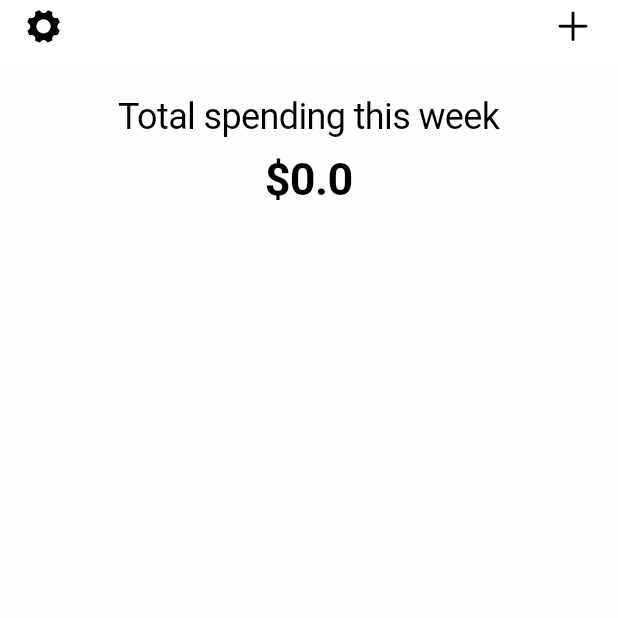
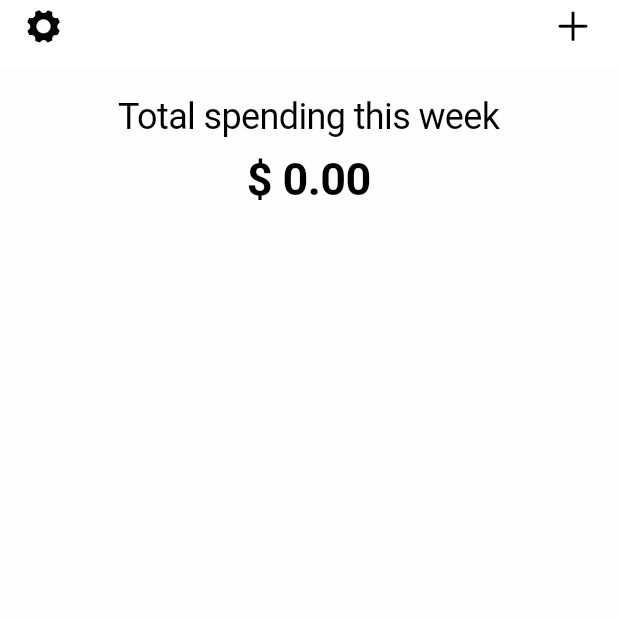
Before and after one commit to Peeravit-Sir/my_spending_app, a Flutter app: the screen it shows after launch, on a phone screen of 412 x 824 dp, the top half of it. Run offline on Flutter 3.47's test engine with Material 2 defaults, Android fonts, the phone set to English and light mode, and no system bars; our stand-ins replace modal_bottom_sheet.

Commit message:
Minor code fix

```diff
--- a/lib/home_page.dart
+++ b/lib/home_page.dart
@@ -13,8 +13,7 @@ class HomePage extends StatefulWidget {
 }
 
 class _HomePageState extends State<HomePage> {
-  final List<Transaction> userTransactions = [
-  ];
+  final List<Transaction> userTransactions = [];
 
   List<Transaction> get weeklyTransactions {
     return userTransactions.where((tx) {
@@ -98,7 +97,9 @@ class _HomePageState extends State<HomePage> {
                   height: 10,
                 ),
                 Text(
-                  '\$${weeklyTransactions.map((e) => e.amount).fold<double>(0, (prev, amount) => prev + amount).toString()}',
+                  weeklyTransactions.isEmpty == true
+                      ? '\$ 0.00'
+                      : '\$${weeklyTransactions.map((e) => e.amount).fold<double>(0, (prev, amount) => prev + amount).toStringAsFixed(2)}',
                   style: const TextStyle(
                       fontSize: 30, fontWeight: FontWeight.bold),
                 ),
--- a/lib/transaction_list.dart
+++ b/lib/transaction_list.dart
@@ -16,7 +16,7 @@ class TransactionList extends StatelessWidget {
   Widget build(BuildContext context) {
     return Expanded(
       child: ListView.builder(
-          reverse: true,
+          // reverse: true,
           itemCount: transactions.length,
           itemBuilder: (context, index) {
             return Card(
```
